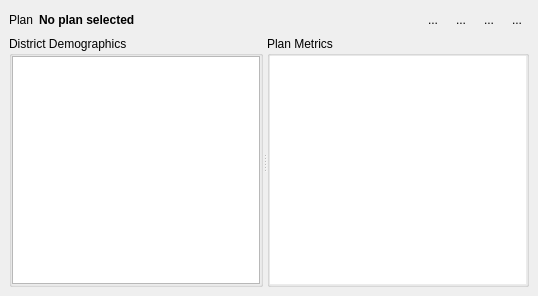
Above: ui/DistrictDataTable.ui from couteau/qgis_redistricting before the change. Below: the same form after it.
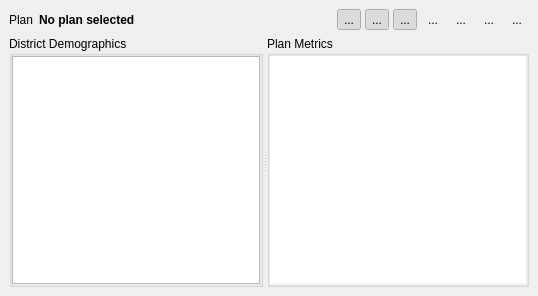
That is the form after the change. Custom widgets are drawn as their Qt base class.

Commit message: allow show/hide demographic/metrics columns

```diff
--- a/ui/DistrictDataTable.ui
+++ b/ui/DistrictDataTable.ui
@@ -74,6 +74,63 @@
          <property name="bottomMargin">
           <number>0</number>
          </property>
+         <item>
+          <widget class="QToolButton" name="btnDemographics">
+           <property name="toolTip">
+            <string>Show/hide district demographic data</string>
+           </property>
+           <property name="text">
+            <string>...</string>
+           </property>
+           <property name="checkable">
+            <bool>true</bool>
+           </property>
+           <property name="checked">
+            <bool>true</bool>
+           </property>
+           <property name="autoRaise">
+            <bool>true</bool>
+           </property>
+          </widget>
+         </item>
+         <item>
+          <widget class="QToolButton" name="btnMetrics">
+           <property name="toolTip">
+            <string>Show/hide district metrics</string>
+           </property>
+           <property name="text">
+            <string>...</string>
+           </property>
+           <property name="checkable">
+            <bool>true</bool>
+           </property>
+           <property name="checked">
+            <bool>true</bool>
+           </property>
+           <property name="autoRaise">
+            <bool>true</bool>
+           </property>
+          </widget>
+         </item>
+         <item>
+          <widget class="QToolButton" name="btnPlanMetrics">
+           <property name="toolTip">
+            <string>Show/hide plan metrics</string>
+           </property>
+           <property name="text">
+            <string>...</string>
+           </property>
+           <property name="checkable">
+            <bool>true</bool>
+           </property>
+           <property name="checked">
+            <bool>true</bool>
+           </property>
+           <property name="autoRaise">
+            <bool>true</bool>
+           </property>
+          </widget>
+         </item>
          <item>
           <widget class="QToolButton" name="btnCopy">
            <property name="toolTip">
```
Left out of the diff: 40 changed lines with no effect on the pictures. The commit also changes 18 other files.
